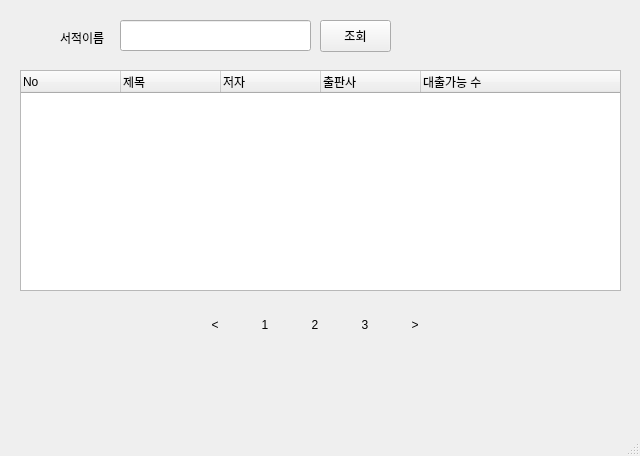
This is search.ui in minhaeun/Database as Qt 5 draws it before an edit. The edited form follows.
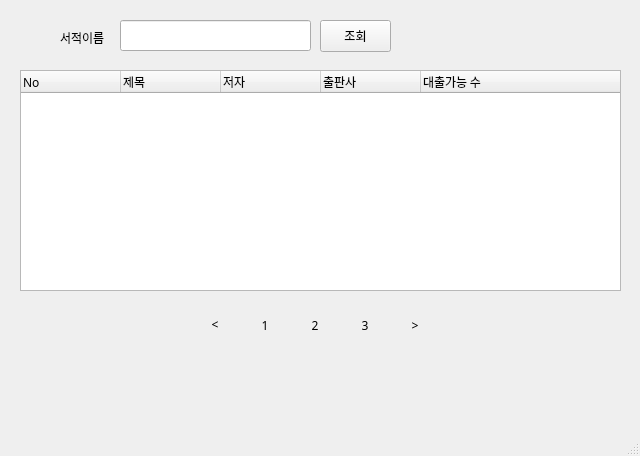
This is the edited form. Icons and pictures are not drawn.

The edit to the form file:
```diff
--- a/search.ui
+++ b/search.ui
@@ -59,6 +59,11 @@
       <height>221</height>
      </rect>
     </property>
+    <property name="font">
+     <font>
+      <family>나눔고딕</family>
+     </font>
+    </property>
     <column>
      <property name="text">
       <string>No</string>
@@ -94,6 +99,11 @@
       <height>30</height>
      </rect>
     </property>
+    <property name="font">
+     <font>
+      <family>나눔고딕</family>
+     </font>
+    </property>
     <property name="text">
      <string>2</string>
     </property>
@@ -110,6 +120,11 @@
       <height>30</height>
      </rect>
     </property>
+    <property name="font">
+     <font>
+      <family>나눔고딕</family>
+     </font>
+    </property>
     <property name="text">
      <string>&gt;</string>
     </property>
@@ -126,6 +141,11 @@
       <height>30</height>
      </rect>
     </property>
+    <property name="font">
+     <font>
+      <family>나눔고딕</family>
+     </font>
+    </property>
     <property name="text">
      <string>3</string>
     </property>
@@ -142,6 +162,11 @@
       <height>50</height>
      </rect>
     </property>
+    <property name="font">
+     <font>
+      <family>나눔고딕</family>
+     </font>
+    </property>
     <property name="text">
      <string/>
     </property>
@@ -161,6 +186,11 @@
       <height>50</height>
      </rect>
     </property>
+    <property name="font">
+     <font>
+      <family>나눔고딕</family>
+     </font>
+    </property>
     <property name="text">
      <string/>
     </property>
@@ -180,6 +210,11 @@
       <height>30</height>
      </rect>
     </property>
+    <property name="font">
+     <font>
+      <family>나눔고딕</family>
+     </font>
+    </property>
     <property name="text">
      <string>&lt;</string>
     </property>
@@ -196,6 +231,11 @@
       <height>50</height>
      </rect>
     </property>
+    <property name="font">
+     <font>
+      <family>나눔고딕</family>
+     </font>
+    </property>
     <property name="text">
      <string/>
     </property>
@@ -215,6 +255,11 @@
       <height>30</height>
      </rect>
     </property>
+    <property name="font">
+     <font>
+      <family>나눔고딕</family>
+     </font>
+    </property>
     <property name="text">
      <string>1</string>
     </property>
@@ -231,6 +276,11 @@
       <height>50</height>
      </rect>
     </property>
+    <property name="font">
+     <font>
+      <family>나눔고딕</family>
+     </font>
+    </property>
     <property name="text">
      <string/>
     </property>
@@ -250,6 +300,11 @@
       <height>50</height>
      </rect>
     </property>
+    <property name="font">
+     <font>
+      <family>나눔고딕</family>
+     </font>
+    </property>
     <property name="text">
      <string/>
     </property>
```
Left out of the diff: 22 changed lines with no effect on the pictures.
